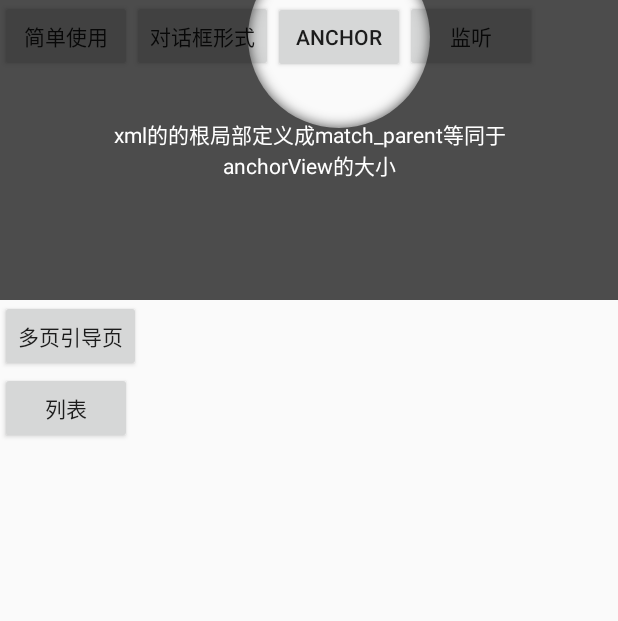
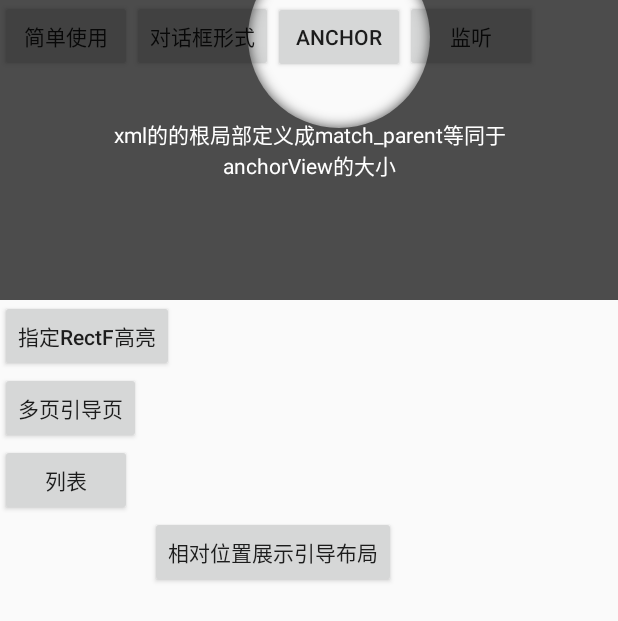
Before and after one commit to huburt-Hu/NewbieGuide, an Android app: the screen it shows after launch (FirstActivity), after a tap on "ANCHOR", on a phone screen of 412 x 824 dp. Shown: the top 621 px of the screen. Run offline under Robolectric (Android 15) with nearby library versions, the phone set to English and light mode, and no system bars; libraries missing offline, so code that uses them is left out: com.squareup.leakcanary; 2 statements that could not run were skipped.

Commit message:
impl #43 #49 在高亮的相对位置展示引导布局

```diff
--- a/app/src/main/res/layout/activity_first.xml
+++ b/app/src/main/res/layout/activity_first.xml
@@ -38,6 +38,13 @@
     </LinearLayout>
 
     <Button
+        android:id="@+id/btn_rect"
+        android:layout_width="wrap_content"
+        android:layout_height="wrap_content"
+        android:text="指定RectF高亮"
+        android:textAllCaps="false" />
+
+    <Button
         android:id="@+id/btn_multi"
         android:layout_width="wrap_content"
         android:layout_height="wrap_content"
@@ -48,4 +55,11 @@
         android:layout_width="wrap_content"
         android:layout_height="wrap_content"
         android:text="列表" />
+
+    <Button
+        android:id="@+id/btn_relative"
+        android:layout_width="wrap_content"
+        android:layout_height="wrap_content"
+        android:layout_marginStart="100dp"
+        android:text="相对位置展示引导布局" />
 </LinearLayout>
--- a/guide/src/main/java/com/app/hubert/guide/core/Controller.java
+++ b/guide/src/main/java/com/app/hubert/guide/core/Controller.java
@@ -21,6 +21,7 @@ import com.app.hubert.guide.listener.OnGuideChangedListener;
 import com.app.hubert.guide.listener.OnLayoutInflatedListener;
 import com.app.hubert.guide.listener.OnPageChangedListener;
 import com.app.hubert.guide.model.GuidePage;
+import com.app.hubert.guide.model.RelativeGuide;
 import com.app.hubert.guide.util.LogUtil;
 import com.app.hubert.guide.util.ScreenUtils;
 
@@ -52,8 +53,6 @@ public class Controller {
     private GuideLayout currentLayout;
     private FrameLayout mParentView;
     private SharedPreferences sp;
-    private boolean isDefaultParent;//是否是默认的decorView，用于判断是否添加status和navigation高度
-    private int topMargin;//statusBar的高度
     private int indexOfChild = -1;//使用anchor时记录的在父布局的位置
 
     public Controller(Builder builder) {
@@ -69,8 +68,7 @@ public class Controller {
 
         View anchor = builder.anchor;
         if (anchor == null) {
-            anchor = activity.getWindow().getDecorView();
-            isDefaultParent = true;
+            anchor = activity.findViewById(android.R.id.content);
         }
         if (anchor instanceof FrameLayout) {
             mParentView = (FrameLayout) anchor;
@@ -110,7 +108,6 @@ public class Controller {
         mParentView.post(new Runnable() {
             @Override
             public void run() {
-                getTopMargin();
                 if (guidePages == null || guidePages.size() == 0) {
                     throw new IllegalStateException("there is no guide to show!! Please add at least one Page.");
                 }
@@ -135,6 +132,9 @@ public class Controller {
             throw new InvalidParameterException("The Guide page position is out of range. current:"
                     + position + ", range: [ 0, " + guidePages.size() + " )");
         }
+        if (current == position) {
+            return;
+        }
         current = position;
         currentLayout.setOnGuideLayoutDismissListener(new GuideLayout.OnGuideLayoutDismissListener() {
             @Override
@@ -158,8 +158,7 @@ public class Controller {
      */
     private void showGuidePage() {
         GuidePage page = guidePages.get(current);
-        GuideLayout guideLayout = new GuideLayout(activity, page);
-        addCustomToLayout(guideLayout, page);
+        GuideLayout guideLayout = new GuideLayout(activity, page, this);
         guideLayout.setOnGuideLayoutDismissListener(new GuideLayout.OnGuideLayoutDismissListener() {
             @Override
             public void onGuideLayoutDismiss(GuideLayout guideLayout) {
@@ -184,54 +183,6 @@ public class Controller {
             }
             removeListenerFragment();
         }
-    }
-
-    /**
-     * 将自定义布局填充到guideLayout中
-     *
-     * @param guideLayout
-     */
-    private void addCustomToLayout(final GuideLayout guideLayout, GuidePage guidePage) {
-        guideLayout.removeAllViews();
-        int layoutResId = guidePage.getLayoutResId();
-        if (layoutResId != 0) {
-            View view = LayoutInflater.from(activity).inflate(layoutResId, guideLayout, false);
-            RelativeLayout.LayoutParams params = new RelativeLayout.LayoutParams(
-                    ViewGroup.LayoutParams.MATCH_PARENT, ViewGroup.LayoutParams.MATCH_PARENT);
-            if (isDefaultParent) {
-                params.topMargin = topMargin;
-                params.bottomMargin = ScreenUtils.getNavigationBarHeight(activity);
-            }
-            int[] viewIds = guidePage.getClickToDismissIds();
-            if (viewIds != null && viewIds.length > 0) {
-                for (int viewId : viewIds) {
-                    View click = view.findViewById(viewId);
-                    if (click != null) {
-                        click.setOnClickListener(new View.OnClickListener() {
-                            @Override
-                            public void onClick(View v) {
-                                guideLayout.remove();
-                            }
-                        });
-                    } else {
-                        Log.w(NewbieGuide.TAG, "can't find the view by id : " + viewId + " which used to remove guide page");
-                    }
-                }
-            }
-            OnLayoutInflatedListener inflatedListener = guidePage.getOnLayoutInflatedListener();
-            if (inflatedListener != null) {
-                inflatedListener.onLayoutInflated(view, this);
-            }
-            guideLayout.addView(view, params);
-        }
-    }
-
-    private void getTopMargin() {
-        final View contentView = activity.findViewById(android.R.id.content);
-        int[] location = new int[2];
-        contentView.getLocationOnScreen(location);
-        topMargin = location[1];
-        LogUtil.i("contentView top:" + topMargin);
     }
 
     /**
--- a/guide/src/main/java/com/app/hubert/guide/core/GuideLayout.java
+++ b/guide/src/main/java/com/app/hubert/guide/core/GuideLayout.java
@@ -8,14 +8,20 @@ import android.graphics.PorterDuff;
 import android.graphics.PorterDuffXfermode;
 import android.graphics.RectF;
 import android.util.AttributeSet;
+import android.util.Log;
+import android.view.LayoutInflater;
 import android.view.View;
 import android.view.ViewGroup;
 import android.view.animation.Animation;
+import android.widget.FrameLayout;
 import android.widget.RelativeLayout;
 
+import com.app.hubert.guide.NewbieGuide;
 import com.app.hubert.guide.listener.AnimationListenerAdapter;
+import com.app.hubert.guide.listener.OnLayoutInflatedListener;
 import com.app.hubert.guide.model.GuidePage;
 import com.app.hubert.guide.model.HighLight;
+import com.app.hubert.guide.model.RelativeGuide;
 
 import java.util.List;
 
@@ -24,18 +30,20 @@ import java.util.List;
  * <p>
  * Created on 2017/7/27.
  */
-public class GuideLayout extends RelativeLayout {
+public class GuideLayout extends FrameLayout {
 
     public static final int DEFAULT_BACKGROUND_COLOR = 0xb2000000;
 
+    private Controller controller;
     private Paint mPaint;
     public GuidePage guidePage;
     private OnGuideLayoutDismissListener listener;
 
-    public GuideLayout(Context context, GuidePage page) {
+    public GuideLayout(Context context, GuidePage page, Controller controller) {
         super(context);
         init();
         setGuidePage(page);
+        this.controller = controller;
     }
 
     private GuideLayout(Context context, AttributeSet attrs) {
@@ -74,7 +82,7 @@ public class GuideLayout extends RelativeLayout {
         List<HighLight> highLights = guidePage.getHighLights();
         if (highLights != null) {
             for (HighLight highLight : highLights) {
-                RectF rectF = highLight.getRectF((View) getParent());
+                RectF rectF = highLight.getRectF((ViewGroup) getParent());
                 switch (highLight.getShape()) {
                     case CIRCLE:
                         canvas.drawCircle(rectF.centerX(), rectF.centerY(), highLight.getRadius(), mPaint);
@@ -97,6 +105,7 @@ public class GuideLayout extends RelativeLayout {
     @Override
     protected void onAttachedToWindow() {
         super.onAttachedToWindow();
+        addCustomToLayout(guidePage);
         Animation enterAnimation = guidePage.getEnterAnimation();
         if (enterAnimation != null) {
             startAnimation(enterAnimation);
@@ -113,6 +122,48 @@ public class GuideLayout extends RelativeLayout {
                 }
             }
         });
+    }
+
+    /**
+     * 将自定义布局填充到guideLayout中
+     *
+     * @param guideLayout
+     */
+    private void addCustomToLayout(GuidePage guidePage) {
+        removeAllViews();
+        int layoutResId = guidePage.getLayoutResId();
+        if (layoutResId != 0) {
+            View view = LayoutInflater.from(getContext()).inflate(layoutResId, this, false);
+            RelativeLayout.LayoutParams params = new RelativeLayout.LayoutParams(
+                    ViewGroup.LayoutParams.MATCH_PARENT, ViewGroup.LayoutParams.MATCH_PARENT);
+            int[] viewIds = guidePage.getClickToDismissIds();
+            if (viewIds != null && viewIds.length > 0) {
+                for (int viewId : viewIds) {
+                    View click = view.findViewById(viewId);
+                    if (click != null) {
+                        click.setOnClickListener(new View.OnClickListener() {
+                            @Override
+                            public void onClick(View v) {
+                                remove();
+                            }
+                        });
+                    } else {
+                        Log.w(NewbieGuide.TAG, "can't find the view by id : " + viewId + " which used to remove guide page");
+                    }
+                }
+            }
+            OnLayoutInflatedListener inflatedListener = guidePage.getOnLayoutInflatedListener();
+            if (inflatedListener != null) {
+                inflatedListener.onLayoutInflated(view, controller);
+            }
+            addView(view, params);
+        }
+        List<RelativeGuide> relativeGuides = guidePage.getRelativeGuides();
+        if (relativeGuides.size() > 0) {
+            for (RelativeGuide relativeGuide : relativeGuides) {
+                addView(relativeGuide.getGuideLayout((ViewGroup) getParent()));
+            }
+        }
     }
 
     public void setOnGuideLayoutDismissListener(OnGuideLayoutDismissListener listener) {
--- a/guide/src/main/java/com/app/hubert/guide/model/GuidePage.java
+++ b/guide/src/main/java/com/app/hubert/guide/model/GuidePage.java
@@ -3,6 +3,7 @@ package com.app.hubert.guide.model;
 import android.graphics.RectF;
 import android.support.annotation.ColorInt;
 import android.support.annotation.LayoutRes;
+import android.support.annotation.Nullable;
 import android.view.View;
 import android.view.animation.Animation;
 
@@ -21,6 +22,7 @@ import java.util.List;
 public class GuidePage {
 
     private List<HighLight> highLights = new ArrayList<>();
+    private List<RelativeGuide> relativeGuides = new ArrayList<>();
     private boolean everywhereCancelable = true;
     private int backgroundColor;
     private int layoutResId;
@@ -33,31 +35,48 @@ public class GuidePage {
     }
 
     public GuidePage addHighLight(View view) {
-        return addHighLight(view, HighLight.Shape.RECTANGLE, 0, 0);
+        return addHighLight(view, HighLight.Shape.RECTANGLE, 0, 0, null);
+    }
+
+    public GuidePage addHighLight(View view, RelativeGuide relativeGuide) {
+        return addHighLight(view, HighLight.Shape.RECTANGLE, 0, 0, relativeGuide);
     }
 
     public GuidePage addHighLight(View view, HighLight.Shape shape) {
-        return addHighLight(view, shape, 0, 0);
+        return addHighLight(view, shape, 0, 0, null);
+    }
+
+    public GuidePage addHighLight(View view, HighLight.Shape shape, RelativeGuide relativeGuide) {
+        return addHighLight(view, shape, 0, 0, relativeGuide);
     }
 
     public GuidePage addHighLight(View view, HighLight.Shape shape, int padding) {
-        return addHighLight(view, shape, 0, padding);
+        return addHighLight(view, shape, 0, padding, null);
+    }
+
+    public GuidePage addHighLight(View view, HighLight.Shape shape, int padding, RelativeGuide relativeGuide) {
+        return addHighLight(view, shape, 0, padding, relativeGuide);
     }
 
     /**
      * 添加需要高亮的view
      *
-     * @param view    需要高亮的view
-     * @param shape   高亮形状{@link com.app.hubert.guide.model.HighLight.Shape}
-     * @param round   圆角尺寸，单位dp，仅{@link com.app.hubert.guide.model.HighLight.Shape#ROUND_RECTANGLE}有效
-     * @param padding 高亮相对view的padding,单位px
+     * @param view          需要高亮的view
+     * @param shape         高亮形状{@link com.app.hubert.guide.model.HighLight.Shape}
+     * @param round         圆角尺寸，单位dp，仅{@link com.app.hubert.guide.model.HighLight.Shape#ROUND_RECTANGLE}有效
+     * @param padding       高亮相对view的padding,单位px
+     * @param relativeGuide 相对于高亮的引导布局
      */
-    public GuidePage addHighLight(View view, HighLight.Shape shape, int round, int padding) {
-        highLights.add(
-                HightlightView.newInstance(view)
-                        .setShape(shape)
-                        .setRound(round)
-                        .setPadding(padding));
+    public GuidePage addHighLight(View view, HighLight.Shape shape, int round, int padding, @Nullable RelativeGuide relativeGuide) {
+        HighLight highLight = HightlightView.newInstance(view)
+                .setShape(shape)
+                .setRound(round)
+                .setPadding(padding);
+        highLights.add(highLight);
+        if (relativeGuide != null) {
+            relativeGuide.highLight = highLight;
+            relativeGuides.add(relativeGuide);
+        }
         return this;
     }
 
@@ -147,7 +166,8 @@ public class GuidePage {
     }
 
     public boolean isEmpty() {
-        return layoutResId == 0 && highLights.size() == 0;
+        return layoutResId == 0 && highLights.size() == 0
+                && relativeGuides.size() == 0;
     }
 
     public List<HighLight> getHighLights() {
@@ -177,4 +197,8 @@ public class GuidePage {
     public Animation getExitAnimation() {
         return exitAnimation;
     }
+
+    public List<RelativeGuide> getRelativeGuides() {
+        return relativeGuides;
+    }
 }
```
Also changed, not shown: app/src/main/java/com/app/hubert/newbieguide/FirstActivity.java (+31 -0 lines), app/src/main/res/layout/view_relative_guide.xml (added, +13 -0 lines), guide/src/main/java/com/app/hubert/guide/model/RelativeGuide.java (added, +107 -0 lines).
